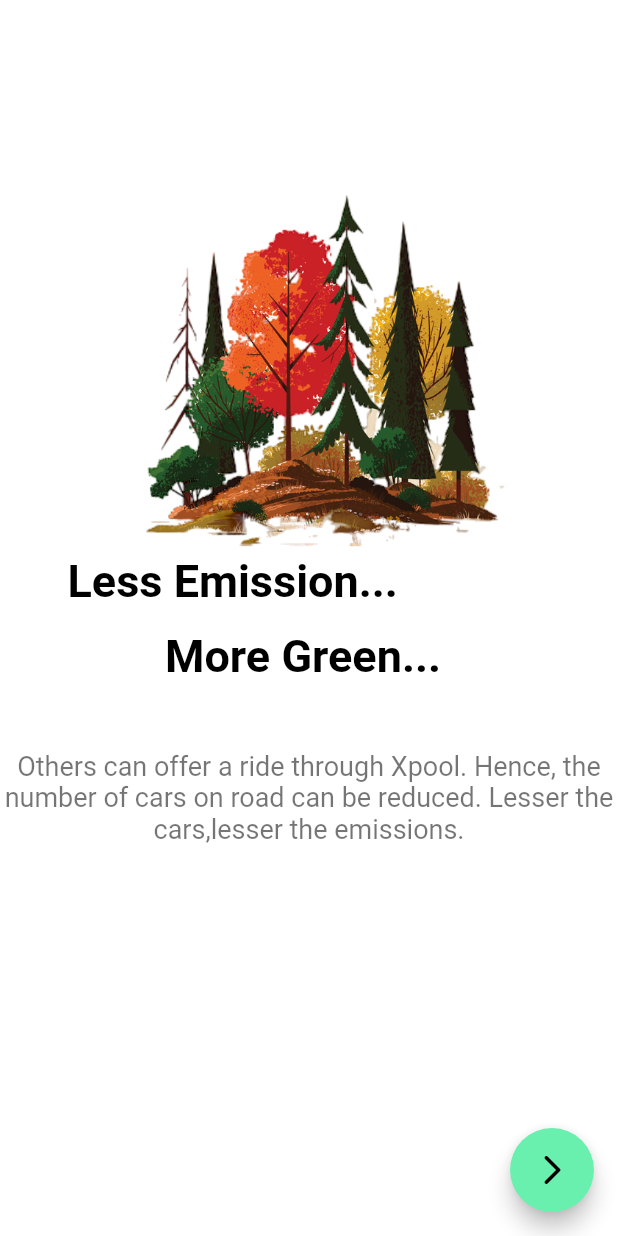
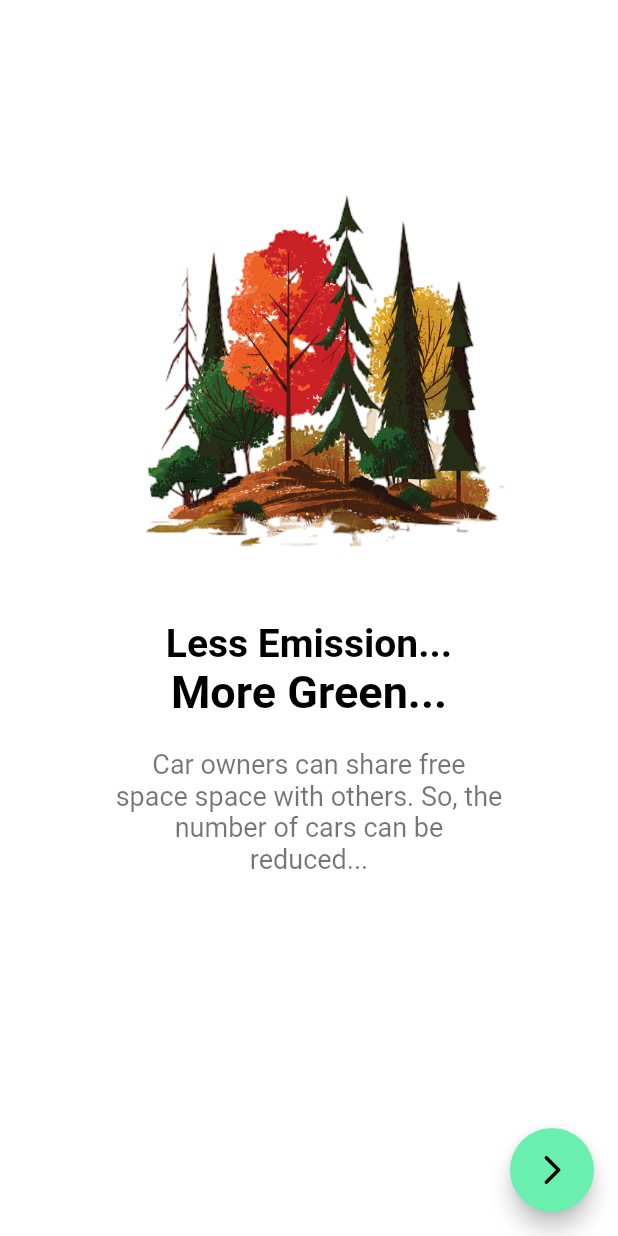
Before and after one commit to ajeshkumartg/xPool, a Flutter app: the screen it shows after launch, after a tap on the "arrow forward ios" icon, on a phone screen of 412 x 824 dp. Run offline on Flutter 3.47's test engine with Material 2 defaults, Android fonts, the phone set to English and light mode, and no system bars; our stand-ins replace font_awesome_flutter, google_fonts; Roboto replaces fonts that are missing (YuseiMagic).

Commit message:
commit on master

```diff
--- a/lib/Intro/launch1.dart
+++ b/lib/Intro/launch1.dart
@@ -10,10 +10,12 @@ class launch1 extends StatelessWidget {
       resizeToAvoidBottomPadding: false,
       resizeToAvoidBottomInset: false,
       body: Column(
+        children: [
+          Column(
             crossAxisAlignment: CrossAxisAlignment.start,
             children: <Widget>[
               Container(
-            child: Stack(
+                child: Column(
                   children: <Widget>[
                     Container(
                       padding: EdgeInsets.fromLTRB(20, 110, 0, 0),
@@ -27,7 +29,7 @@ class launch1 extends StatelessWidget {
                       height: 10.0,
                     ),
                     Container(
-                  padding: EdgeInsets.fromLTRB(75, 370, 0, 0),
+                      // margin: EdgeInsets.fromLTRB(75, 370, 0, 0),
                       child: Text(
                         'Still Waiting for',
                         textAlign: TextAlign.center,
@@ -39,9 +41,9 @@ class launch1 extends StatelessWidget {
                         ),
                       ),
                     ),
-                SizedBox(height: 5.0),
+                    // SizedBox(height: 5.0),
                     Container(
-                  padding: EdgeInsets.fromLTRB(135, 420, 0, 0),
+                      // padding: EdgeInsets.fromLTRB(135, 420, 0, 0),
                       child: Text(
                         'a Cab?',
                         textAlign: TextAlign.center,
@@ -54,10 +56,14 @@ class launch1 extends StatelessWidget {
                       ),
                     ),
                     SizedBox(
-                  height: 20.0,
+                      height: 15.0,
                     ),
-                Container(
-                  padding: EdgeInsets.only(top: 500),
+                    SizedBox(
+                      height: 140,
+                      width: 250,
+                      child: Container(
+                        alignment: Alignment.center,
+                        //padding: EdgeInsets.only(top: 500),
                         child: Text(
                           '''
 Try the new way of commute with us.
@@ -70,10 +76,13 @@ Xpool allows you to find a ride from your nearest location.''',
                           textAlign: TextAlign.center,
                         ),
                       ),
+                    ),
                   ],
                 ),
               ),
               SizedBox(height: 40.0),
+            ],
+          ),
         ],
       ),
       floatingActionButton: FloatingActionButton(
--- a/lib/Intro/launch2.dart
+++ b/lib/Intro/launch2.dart
@@ -13,10 +13,10 @@ class launch2 extends StatelessWidget {
         crossAxisAlignment: CrossAxisAlignment.start,
         children: <Widget>[
           Container(
-            child: Stack(
+            child: Column(
               children: <Widget>[
                 Container(
-                  padding: EdgeInsets.fromLTRB(20, 110, 0, 0),
+                  margin: EdgeInsets.fromLTRB(20, 110, 0, 0),
                   child: Center(
                     child: Image(
                       image: AssetImage('assets/images/nature.png'),
@@ -27,7 +27,7 @@ class launch2 extends StatelessWidget {
                   height: 10.0,
                 ),
                 Container(
-                  padding: EdgeInsets.fromLTRB(45, 370, 0, 0),
+                  // padding: EdgeInsets.fromLTRB(45, 370, 0, 0),
                   child: Text(
                     'Less Emission...',
                     textAlign: TextAlign.center,
@@ -35,13 +35,13 @@ class launch2 extends StatelessWidget {
                       color: Colors.black,
                       fontFamily: 'YuseiMagic',
                       fontWeight: FontWeight.bold,
-                      fontSize: 30.0,
+                      fontSize: 26.0,
                     ),
                   ),
                 ),
-                SizedBox(height: 5.0),
+                // SizedBox(height: 5.0),
                 Container(
-                  padding: EdgeInsets.fromLTRB(110, 420, 0, 0),
+                  //padding: EdgeInsets.fromLTRB(110, 420, 0, 0),
                   child: Text(
                     'More Green...',
                     textAlign: TextAlign.center,
@@ -56,17 +56,20 @@ class launch2 extends StatelessWidget {
                 SizedBox(
                   height: 20.0,
                 ),
-                Container(
-                  padding: EdgeInsets.only(top: 500),
+                SizedBox(
+                  height: 150,
+                  width: 260,
+                  child: Container(
+                    //padding: EdgeInsets.only(top: 500),
                     child: Text(
-                    '''
-Others can offer a ride through Xpool. Hence, the number of cars on road can be reduced. Lesser the cars,lesser the emissions. ''',
+                      '''Car owners can share free space space with others. So, the number of cars can be reduced...''',
                       style: TextStyle(
                         color: Colors.black54,
                         fontFamily: 'YuseiMagic',
                         fontSize: 18.0,
                       ),
                       textAlign: TextAlign.center,
+                    ),
                   ),
                 ),
               ],
```
Also changed, not shown: lib/Intro/launch3.dart (+14 -10 lines). Lines whose indentation alone changed are shown as unchanged.
